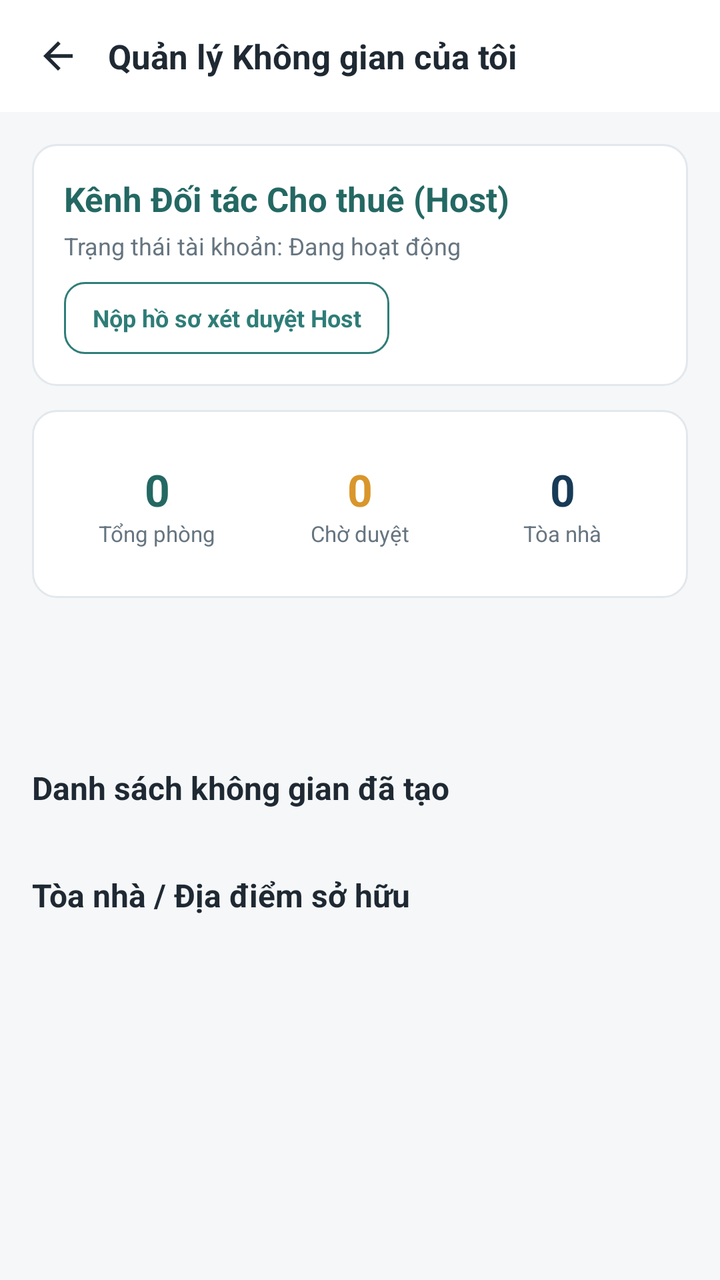
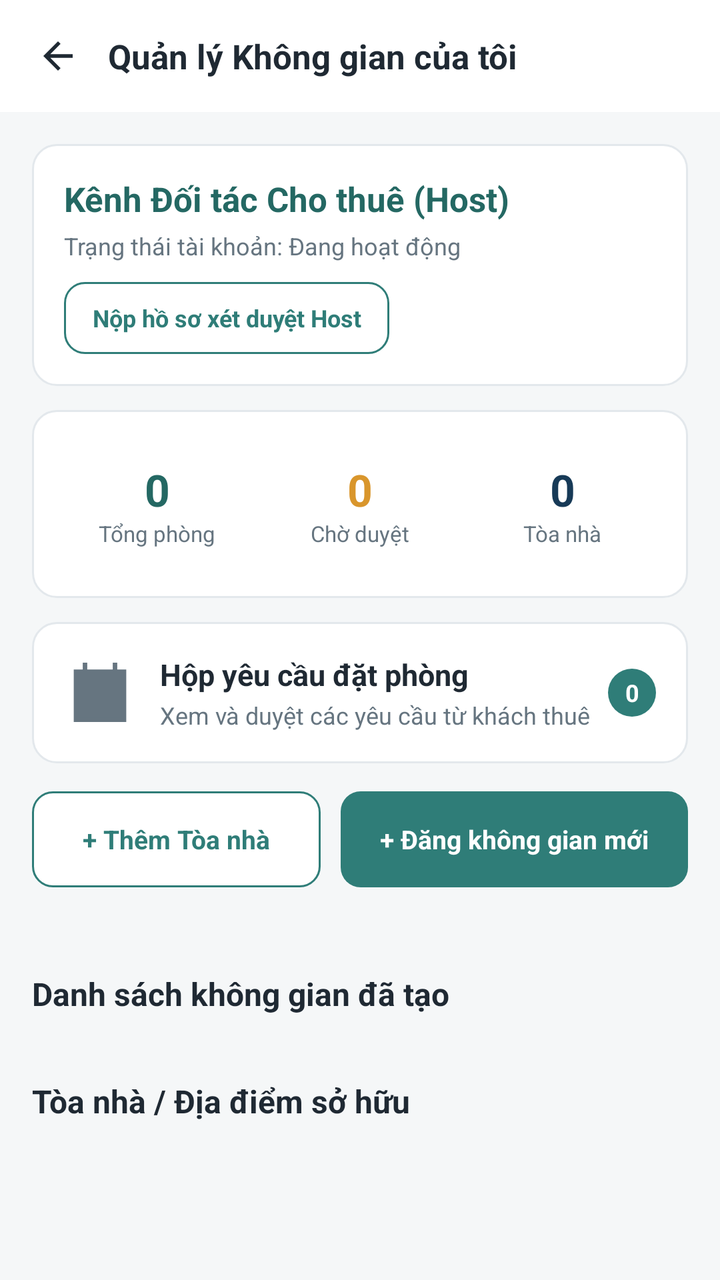

Compare the two renders of this Android layout. The source of the first and the diff that turns it into the second are given below.
<!-- AndroidManifest.xml: application theme Theme.BroomSharing -->
<!-- res/layout/activity_host_dashboard.xml -->
<?xml version="1.0" encoding="utf-8"?>
<androidx.constraintlayout.widget.ConstraintLayout xmlns:android="http://schemas.android.com/apk/res/android" xmlns:app="http://schemas.android.com/apk/res-auto" android:layout_width="match_parent" android:layout_height="match_parent" android:background="@color/screen_bg">
  <LinearLayout android:id="@+id/topBar" android:layout_width="0dp" android:layout_height="56dp" android:background="@color/white" android:gravity="center_vertical" android:orientation="horizontal" android:paddingStart="12dp" android:paddingEnd="12dp" app:layout_constraintEnd_toEndOf="parent" app:layout_constraintStart_toStartOf="parent" app:layout_constraintTop_toTopOf="parent">
    <ImageView android:id="@+id/btnBack" android:layout_width="34dp" android:layout_height="34dp" android:padding="6dp" android:src="@drawable/ic_arrow_back" android:contentDescription="Quay lại" />
    <TextView android:layout_width="0dp" android:layout_height="wrap_content" android:layout_marginStart="8dp" android:layout_weight="1" android:text="Quản lý Không gian của tôi" android:textColor="@color/text_primary" android:textSize="17sp" android:textStyle="bold" />
  </LinearLayout>
  <ScrollView android:layout_width="0dp" android:layout_height="0dp" android:fillViewport="true" app:layout_constraintBottom_toBottomOf="parent" app:layout_constraintEnd_toEndOf="parent" app:layout_constraintStart_toStartOf="parent" app:layout_constraintTop_toBottomOf="@id/topBar">
    <LinearLayout android:layout_width="match_parent" android:layout_height="wrap_content" android:orientation="vertical" android:padding="16dp">
      <LinearLayout android:layout_width="match_parent" android:layout_height="wrap_content" android:background="@drawable/bg_card" android:orientation="vertical" android:padding="16dp">
        <TextView android:layout_width="wrap_content" android:layout_height="wrap_content" android:text="Kênh Đối tác Cho thuê (Host)" android:textColor="@color/teal_dark" android:textSize="17sp" android:textStyle="bold" />
        <TextView android:id="@+id/tvHostRoleStatus" android:layout_width="wrap_content" android:layout_height="wrap_content" android:layout_marginTop="4dp" android:text="Trạng thái tài khoản: Đang hoạt động" android:textColor="@color/text_secondary" android:textSize="12sp" />
        <TextView android:id="@+id/btnGoApply" android:layout_width="wrap_content" android:layout_height="36dp" android:layout_marginTop="10dp" android:background="@drawable/bg_button_outline" android:gravity="center" android:paddingStart="14dp" android:paddingEnd="14dp" android:text="Nộp hồ sơ xét duyệt Host" android:textColor="@color/teal" android:textSize="12sp" android:textStyle="bold" />
      </LinearLayout>
      <LinearLayout android:layout_width="match_parent" android:layout_height="wrap_content" android:layout_marginTop="12dp" android:background="@drawable/bg_card" android:orientation="horizontal" android:padding="12dp">
        <LinearLayout android:layout_width="0dp" android:layout_height="70dp" android:layout_weight="1" android:gravity="center" android:orientation="vertical">
          <TextView android:id="@+id/tvCountRooms" android:layout_width="wrap_content" android:layout_height="wrap_content" android:text="0" android:textColor="@color/teal_dark" android:textSize="22sp" android:textStyle="bold" />
          <TextView android:layout_width="wrap_content" android:layout_height="wrap_content" android:text="Tổng phòng" android:textColor="@color/text_secondary" android:textSize="11sp" />
        </LinearLayout>
        <LinearLayout android:layout_width="0dp" android:layout_height="70dp" android:layout_weight="1" android:gravity="center" android:orientation="vertical">
          <TextView android:id="@+id/tvCountPending" android:layout_width="wrap_content" android:layout_height="wrap_content" android:text="0" android:textColor="@color/warning" android:textSize="22sp" android:textStyle="bold" />
          <TextView android:layout_width="wrap_content" android:layout_height="wrap_content" android:text="Chờ duyệt" android:textColor="@color/text_secondary" android:textSize="11sp" />
        </LinearLayout>
        <LinearLayout android:layout_width="0dp" android:layout_height="70dp" android:layout_weight="1" android:gravity="center" android:orientation="vertical">
          <TextView android:id="@+id/tvCountBuildings" android:layout_width="wrap_content" android:layout_height="wrap_content" android:text="0" android:textColor="@color/navy" android:textSize="22sp" android:textStyle="bold" />
          <TextView android:layout_width="wrap_content" android:layout_height="wrap_content" android:text="Tòa nhà" android:textColor="@color/text_secondary" android:textSize="11sp" />
        </LinearLayout>
      </LinearLayout>
      <LinearLayout android:layout_width="match_parent" android:layout_height="wrap_content" android:layout_marginTop="14dp" android:orientation="horizontal">
        <TextView android:id="@+id/btnAddBuilding" android:layout_width="0dp" android:layout_height="48dp" android:layout_weight="1" android:background="@drawable/bg_button_outline" android:gravity="center" android:text="Thêm Tòa nhà" android:textColor="@color/teal" android:textSize="13sp" android:textStyle="bold" />
        <TextView android:id="@+id/tvExtraStats" android:layout_width="match_parent" android:layout_height="wrap_content" android:padding="12dp" android:textColor="@color/text_primary" />
        <TextView android:id="@+id/tvFeedback" android:layout_width="match_parent" android:layout_height="wrap_content" android:textColor="@color/danger" android:accessibilityLiveRegion="polite" />
        <Button android:id="@+id/btnRefresh" android:layout_width="match_parent" android:layout_height="wrap_content" android:text="Tải lại" />
        <TextView android:id="@+id/btnAddRoom" android:layout_width="0dp" android:layout_height="48dp" android:layout_marginStart="10dp" android:layout_weight="1.2" android:background="@drawable/bg_button_primary" android:gravity="center" android:text="+ Đăng không gian mới" android:textColor="@color/white" android:textSize="13sp" android:textStyle="bold" />
      </LinearLayout>
      <TextView android:layout_width="wrap_content" android:layout_height="wrap_content" android:layout_marginTop="22dp" android:text="Danh sách không gian đã tạo" android:textColor="@color/text_primary" android:textSize="16sp" android:textStyle="bold" />
      <androidx.recyclerview.widget.RecyclerView android:id="@+id/rvRooms" android:layout_width="match_parent" android:layout_height="wrap_content" android:layout_marginTop="10dp" android:nestedScrollingEnabled="false" />
      <TextView android:id="@+id/tvEmptyRooms" android:layout_width="match_parent" android:layout_height="wrap_content" android:layout_marginTop="16dp" android:gravity="center" android:text="Chưa có không gian nào. Hãy bấm '+ Đăng không gian mới'!" android:textColor="@color/text_secondary" android:textSize="13sp" android:visibility="gone" />
      <TextView android:layout_width="wrap_content" android:layout_height="wrap_content" android:layout_marginTop="22dp" android:text="Tòa nhà / Địa điểm sở hữu" android:textColor="@color/text_primary" android:textSize="16sp" android:textStyle="bold" />
      <androidx.recyclerview.widget.RecyclerView android:id="@+id/rvBuildings" android:layout_width="match_parent" android:layout_height="wrap_content" android:layout_marginTop="10dp" android:nestedScrollingEnabled="false" />
      <TextView android:id="@+id/tvEmptyBuildings" android:layout_width="match_parent" android:layout_height="wrap_content" android:layout_marginTop="16dp" android:gravity="center" android:text="Chưa có tòa nhà nào. Hãy bấm 'Thêm Tòa nhà'!" android:textColor="@color/text_secondary" android:textSize="13sp" android:visibility="gone" />
    </LinearLayout>
  </ScrollView>
</androidx.constraintlayout.widget.ConstraintLayout>
<!-- resources referenced by this layout -->
<resources>
  <color name="danger">#C94B4B</color>
  <color name="navy">#173A57</color>
  <color name="screen_bg">#F5F7F8</color>
  <color name="teal">#2F7D78</color>
  <color name="teal_dark">#246863</color>
  <color name="text_primary">#1F2933</color>
  <color name="text_secondary">#667580</color>
  <color name="warning">#D9962C</color>
  <color name="white">#FFFFFF</color>
  <!-- drawable bg_button_outline (drawable) -->
  <shape xmlns:android="http://schemas.android.com/apk/res/android" android:shape="rectangle">
      <solid android:color="@color/white" />
      <corners android:radius="10dp" />
      <stroke android:width="1dp" android:color="@color/teal" />
  </shape>
  <!-- drawable bg_button_primary (drawable) -->
  <shape xmlns:android="http://schemas.android.com/apk/res/android" android:shape="rectangle">
      <solid android:color="@color/teal" />
      <corners android:radius="10dp" />
  </shape>
  <!-- drawable bg_card (drawable) -->
  <shape xmlns:android="http://schemas.android.com/apk/res/android" android:shape="rectangle">
      <solid android:color="@color/white" />
      <corners android:radius="12dp" />
      <stroke android:width="1dp" android:color="@color/border" />
  </shape>
  <!-- drawable ic_arrow_back (drawable) -->
  <vector xmlns:android="http://schemas.android.com/apk/res/android" android:width="24dp" android:height="24dp" android:viewportWidth="24" android:viewportHeight="24">
      <path android:fillColor="#1F2933" android:pathData="M20,11H7.8l5.6,-5.6L12,4l-8,8 8,8 1.4,-1.4L7.8,13H20z"/>
  </vector>
  <style name="Theme.BroomSharing" parent="Theme.MaterialComponents.DayNight.NoActionBar">
          <item name="colorPrimary">@color/teal</item>
          <item name="colorSecondary">@color/teal</item>
          <item name="colorPrimaryVariant">@color/teal_dark</item>
          <item name="colorOnPrimary">@color/white</item>
          <item name="android:fontFamily">sans-serif</item>
          <item name="android:windowLightStatusBar">true</item>
          <item name="android:statusBarColor">@color/white</item>
          <item name="android:navigationBarColor">@color/white</item>
          <item name="android:windowBackground">@color/screen_bg</item>
      </style>
  <color name="border">#E3E8EC</color>
</resources>

<!-- the commit's change to res/layout/activity_host_dashboard.xml (unified diff, before → after) -->
@@ -25,13 +25,24 @@
           <TextView android:layout_width="wrap_content" android:layout_height="wrap_content" android:text="Tòa nhà" android:textColor="@color/text_secondary" android:textSize="11sp" />
         </LinearLayout>
       </LinearLayout>
+
+      
+      <LinearLayout android:id="@+id/cardBookingRequests" android:layout_width="match_parent" android:layout_height="wrap_content" android:layout_marginTop="12dp" android:background="@drawable/bg_card" android:orientation="horizontal" android:gravity="center_vertical" android:padding="16dp">
+        <ImageView android:layout_width="36dp" android:layout_height="36dp" android:src="@drawable/ic_booking" />
+        <LinearLayout android:layout_width="0dp" android:layout_height="wrap_content" android:layout_marginStart="12dp" android:layout_weight="1" android:orientation="vertical">
+          <TextView android:layout_width="wrap_content" android:layout_height="wrap_content" android:text="Hộp yêu cầu đặt phòng" android:textColor="@color/text_primary" android:textSize="15sp" android:textStyle="bold" />
+          <TextView android:id="@+id/tvBookingRequestsSubtitle" android:layout_width="wrap_content" android:layout_height="wrap_content" android:layout_marginTop="2dp" android:text="Xem và duyệt các yêu cầu từ khách thuê" android:textColor="@color/text_secondary" android:textSize="12sp" />
+        </LinearLayout>
+        <TextView android:id="@+id/tvBadgeBookingCount" android:layout_width="wrap_content" android:layout_height="24dp" android:minWidth="24dp" android:gravity="center" android:background="@drawable/bg_chip_selected" android:textColor="@color/white" android:textSize="12sp" android:textStyle="bold" android:text="0" android:paddingStart="8dp" android:paddingEnd="8dp" />
+      </LinearLayout>
+
       <LinearLayout android:layout_width="match_parent" android:layout_height="wrap_content" android:layout_marginTop="14dp" android:orientation="horizontal">
-        <TextView android:id="@+id/btnAddBuilding" android:layout_width="0dp" android:layout_height="48dp" android:layout_weight="1" android:background="@drawable/bg_button_outline" android:gravity="center" android:text="Thêm Tòa nhà" android:textColor="@color/teal" android:textSize="13sp" android:textStyle="bold" />
-        <TextView android:id="@+id/tvExtraStats" android:layout_width="match_parent" android:layout_height="wrap_content" android:padding="12dp" android:textColor="@color/text_primary" />
-        <TextView android:id="@+id/tvFeedback" android:layout_width="match_parent" android:layout_height="wrap_content" android:textColor="@color/danger" android:accessibilityLiveRegion="polite" />
-        <Button android:id="@+id/btnRefresh" android:layout_width="match_parent" android:layout_height="wrap_content" android:text="Tải lại" />
-        <TextView android:id="@+id/btnAddRoom" android:layout_width="0dp" android:layout_height="48dp" android:layout_marginStart="10dp" android:layout_weight="1.2" android:background="@drawable/bg_button_primary" android:gravity="center" android:text="+ Đăng không gian mới" android:textColor="@color/white" android:textSize="13sp" android:textStyle="bold" />
+        <TextView android:id="@+id/btnAddBuilding" android:layout_width="0dp" android:layout_height="48dp" android:layout_weight="1" android:background="@drawable/bg_button_outline" android:clickable="true" android:focusable="true" android:gravity="center" android:text="+ Thêm Tòa nhà" android:textColor="@color/teal" android:textSize="13sp" android:textStyle="bold" />
+        <TextView android:id="@+id/btnAddRoom" android:layout_width="0dp" android:layout_height="48dp" android:layout_marginStart="10dp" android:layout_weight="1.2" android:background="@drawable/bg_button_primary" android:clickable="true" android:focusable="true" android:gravity="center" android:text="+ Đăng không gian mới" android:textColor="@color/white" android:textSize="13sp" android:textStyle="bold" />
       </LinearLayout>
+      <TextView android:id="@+id/tvExtraStats" android:layout_width="match_parent" android:layout_height="wrap_content" android:layout_marginTop="6dp" android:textColor="@color/text_secondary" android:textSize="11sp" android:visibility="gone" />
+      <TextView android:id="@+id/tvFeedback" android:layout_width="match_parent" android:layout_height="wrap_content" android:layout_marginTop="4dp" android:textColor="@color/danger" android:textSize="12sp" android:accessibilityLiveRegion="polite" />
+      <Button android:id="@+id/btnRefresh" android:layout_width="wrap_content" android:layout_height="wrap_content" android:visibility="gone" />
       <TextView android:layout_width="wrap_content" android:layout_height="wrap_content" android:layout_marginTop="22dp" android:text="Danh sách không gian đã tạo" android:textColor="@color/text_primary" android:textSize="16sp" android:textStyle="bold" />
       <androidx.recyclerview.widget.RecyclerView android:id="@+id/rvRooms" android:layout_width="match_parent" android:layout_height="wrap_content" android:layout_marginTop="10dp" android:nestedScrollingEnabled="false" />
       <TextView android:id="@+id/tvEmptyRooms" android:layout_width="match_parent" android:layout_height="wrap_content" android:layout_marginTop="16dp" android:gravity="center" android:text="Chưa có không gian nào. Hãy bấm '+ Đăng không gian mới'!" android:textColor="@color/text_secondary" android:textSize="13sp" android:visibility="gone" />
<!-- resource entries referenced after the edit -->
@@ -26,9 +26,18 @@
       <corners android:radius="12dp" />
       <stroke android:width="1dp" android:color="@color/border" />
   </shape>
+  <!-- drawable bg_chip_selected (drawable) -->
+  <shape xmlns:android="http://schemas.android.com/apk/res/android" android:shape="rectangle">
+      <solid android:color="@color/teal" />
+      <corners android:radius="50dp" />
+  </shape>
   <!-- drawable ic_arrow_back (drawable) -->
   <vector xmlns:android="http://schemas.android.com/apk/res/android" android:width="24dp" android:height="24dp" android:viewportWidth="24" android:viewportHeight="24">
       <path android:fillColor="#1F2933" android:pathData="M20,11H7.8l5.6,-5.6L12,4l-8,8 8,8 1.4,-1.4L7.8,13H20z"/>
+  </vector>
+  <!-- drawable ic_booking (drawable) -->
+  <vector xmlns:android="http://schemas.android.com/apk/res/android" android:width="24dp" android:height="24dp" android:viewportWidth="24" android:viewportHeight="24">
+      <path android:fillColor="#667580" android:pathData="M4,5h16v16H4zM7,2v6M17,2v6M4,10h16" android:strokeColor="#667580" android:strokeWidth="1.5"/>
   </vector>
   <style name="Theme.BroomSharing" parent="Theme.MaterialComponents.DayNight.NoActionBar">
           <item name="colorPrimary">@color/teal</item>
